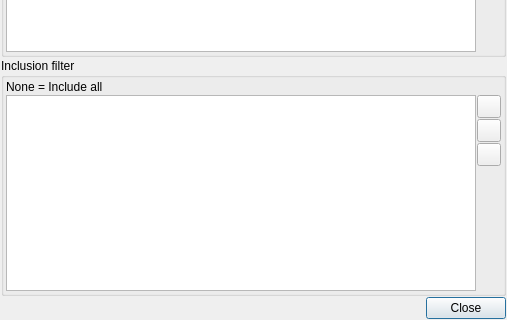
First picture: the form in plugins/CopyEngine/Ultracopier-0.3/Filters.ui, repository alphaonex86/Ultracopier, before the edit; both pictures show x 0 to 507 and y 182 to 502 of the 507 by 502 pixel window.
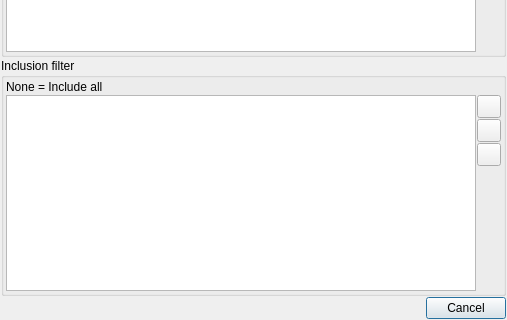
Second picture: the form after the edit. Icons and pictures are not drawn.

Commit message: Improve the filters (add new load and save)

The edit to the form file:
```diff
--- a/plugins/CopyEngine/Ultracopier-0.3/Filters.ui
+++ b/plugins/CopyEngine/Ultracopier-0.3/Filters.ui
@@ -169,9 +169,9 @@
       </spacer>
      </item>
      <item>
-      <widget class="QPushButton" name="pushButton">
-       <property name="text">
-        <string>Close</string>
+      <widget class="QDialogButtonBox" name="buttonBox">
+       <property name="standardButtons">
+        <set>QDialogButtonBox::Cancel</set>
        </property>
       </widget>
      </item>
```
Left out of the diff: 31 changed lines with no effect on the pictures. The commit also changes 7 other files.
